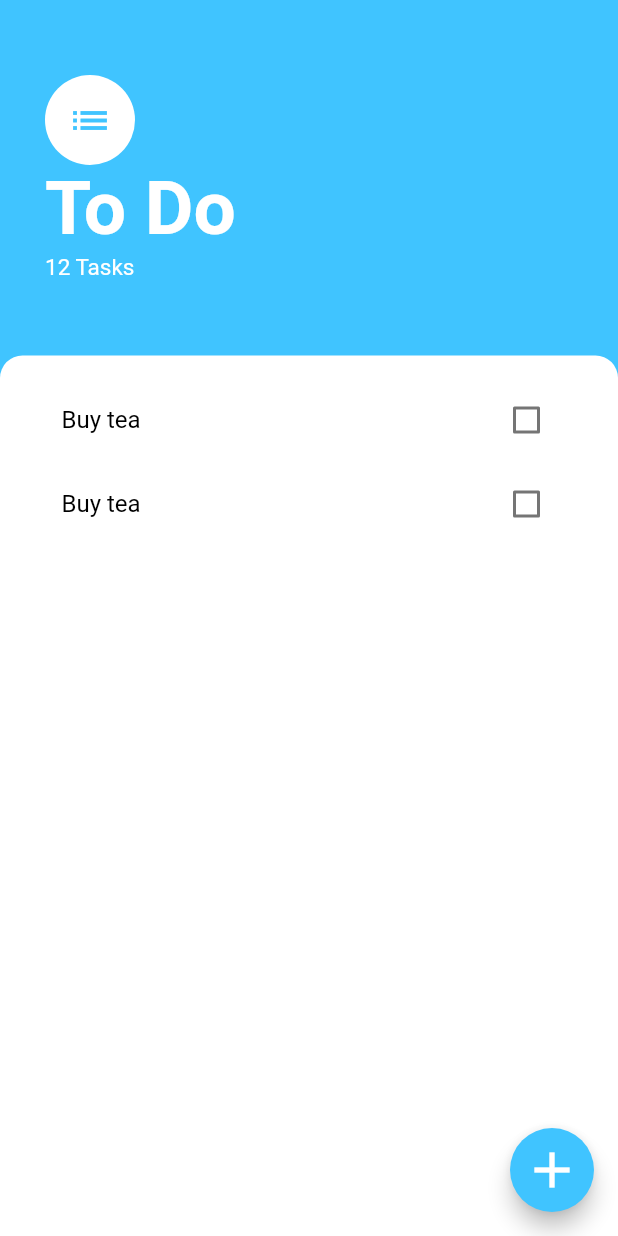
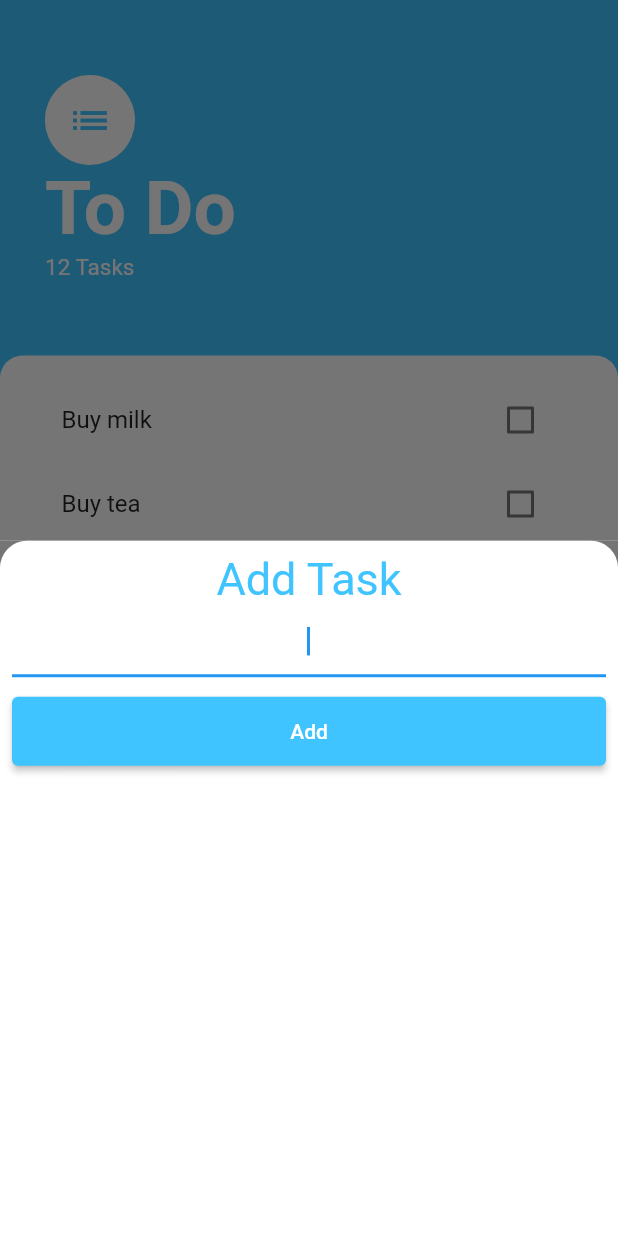
Before and after one commit to AhmedAbdallah125/todolist_flutter, a Flutter app: the screen it shows after launch, after a tap on the "add" icon, on a phone screen of 412 x 824 dp. Run offline on Flutter 3.47's test engine with Material 2 defaults, Android fonts, the phone set to English and light mode, and no system bars.

Commit message:
make dynmaic

```diff
--- /dev/null
+++ b/lib/model/task.dart
@@ -0,0 +1,10 @@
+class Task {
+  final String name;
+  bool isDone;
+  // make isDone has default value at starting
+  Task({required this.name, this.isDone = false});
+  // make method that change state of checkbox each clicked
+  void toggleDone() {
+    isDone = !isDone;
+  }
+}
--- /dev/null
+++ b/lib/screens/add-task.dart
@@ -0,0 +1,60 @@
+import 'package:flutter/material.dart';
+
+class AddTask extends StatelessWidget {
+  const AddTask({
+    Key? key,
+  }) : super(key: key);
+
+  @override
+  Widget build(BuildContext context) {
+    return Container(
+      color: Color(0xff757575),
+      child: Container(
+        child: Padding(
+          padding: const EdgeInsets.all(8.0),
+          child: Column(
+            crossAxisAlignment: CrossAxisAlignment.stretch,
+            children: [
+              Text(
+                'Add Task',
+                textAlign: TextAlign.center,
+                style: TextStyle(
+                    fontWeight: FontWeight.w400,
+                    fontSize: 30,
+                    color: Colors.lightBlueAccent),
+              ),
+              TextField(
+                // automatically show keyboard
+
+                autofocus: true,
+                // make cursor in center
+                textAlign: TextAlign.center,
+                decoration: InputDecoration(
+                  focusColor: Colors.green,
+                ),
+              ),
+              SizedBox(
+                height: 12.0,
+              ),
+              ElevatedButton(
+                onPressed: () {},
+                child: Text(
+                  'Add',
+                  style: TextStyle(color: Colors.white),
+                ),
+                style: ButtonStyle(
+                    padding: MaterialStateProperty.all(EdgeInsets.all(15)),
+                    backgroundColor:
+                        MaterialStateProperty.all(Colors.lightBlueAccent)),
+              )
+            ],
+          ),
+        ),
+        decoration: BoxDecoration(
+            color: Colors.white,
+            borderRadius: BorderRadius.only(
+                topLeft: Radius.circular(18), topRight: Radius.circular(18))),
+      ),
+    );
+  }
+}
--- a/lib/screens/task_screen.dart
+++ b/lib/screens/task_screen.dart
@@ -1,18 +1,22 @@
 import 'package:flutter/material.dart';
 import 'package:todolist_flutter/widgets/task_list.dart';
 
-class TaskScreen extends StatefulWidget {
-  @override
-  _TaskScreenState createState() => _TaskScreenState();
-}
+import 'add-task.dart';
 
-class _TaskScreenState extends State<TaskScreen> {
+class TaskScreen extends StatelessWidget {
   @override
   Widget build(BuildContext context) {
     return Scaffold(
       floatingActionButton: FloatingActionButton(
         backgroundColor: Colors.lightBlueAccent,
-        onPressed: () {},
+        onPressed: () {
+          showModalBottomSheet(
+              context: context,
+              // using arrow fun -- single line
+              // anormous fun --> no named
+              // context from upper
+              builder: (context) => AddTask());
+        },
         child: Icon(
           Icons.add,
           size: 40,
--- a/lib/widgets/task_list.dart
+++ b/lib/widgets/task_list.dart
@@ -1,19 +1,53 @@
 import 'package:flutter/material.dart';
+import 'package:todolist_flutter/model/task.dart';
 
 import 'task_tile.dart';
 
-class TaskList extends StatelessWidget {
+class TaskList extends StatefulWidget {
   const TaskList({
     Key? key,
   }) : super(key: key);
 
   @override
+  _TaskListState createState() => _TaskListState();
+}
+
+class _TaskListState extends State<TaskList> {
+  bool isChecked = false;
+
+  void changeChec(bool? newValue) {
+    setState(() {
+      isChecked = newValue!;
+    });
+  }
+
+  /*
+(bool? newValue) {
+            setState(() {
+              isChcekd = newValue!;
+            });
+          },
+*/
+  // make list of tasks class
+  List<Task> tasks = [
+    Task(name: 'Buy milk'),
+    Task(name: 'Buy tea'),
+    Task(name: 'play ball')
+  ];
+  @override
   Widget build(BuildContext context) {
-    return ListView(
-      children: [
-        TaskTile(),
-        TaskTile(),
-      ],
-    );
+    return ListView.builder(
+        itemBuilder: (context, index) {
+          return TaskTile(
+            taskName: tasks[index].name,
+            isChcekd: tasks[index].isDone,
+            changeStateCallBack: (bool? newValue) {
+              setState(() {
+                tasks[index].toggleDone();
+              });
+            },
+          );
+        },
+        itemCount: tasks.length);
   }
 }
--- a/lib/widgets/task_tile.dart
+++ b/lib/widgets/task_tile.dart
@@ -1,25 +1,61 @@
 import 'package:flutter/material.dart';
 
-class TaskTile extends StatefulWidget {
+class TaskTile extends StatelessWidget {
+  final bool isChcekd;
+  final String taskName;
+  final Function(bool?) changeStateCallBack;
+
+  TaskTile(
+      {required this.taskName,
+      required this.isChcekd,
+      required this.changeStateCallBack});
   @override
-  _TaskTileState createState() => _TaskTileState();
+  Widget build(BuildContext context) {
+    return ListTile(
+        title: Text(
+          taskName,
+          style: TextStyle(
+              decoration: isChcekd ? TextDecoration.lineThrough : null),
+        ),
+        trailing: Checkbox(
+          onChanged: changeStateCallBack, //checkCallBack,
+          value: isChcekd,
+        ));
+  }
 }
 
-class _TaskTileState extends State<TaskTile> {
-  bool isChecked = false;
-  @override
-  Widget build(BuildContext context) {
-    return CheckboxListTile(
-      value: isChecked,
-      onChanged: (bool? value) {
-        setState(() {
-          isChecked = value!;
-        });
-      },
-      title: Text(
-        'Buy tea',
-        style: TextStyle(color: Colors.black),
-      ),
-    );
-  }
-}
+/*
+(bool? newValue) {
+            setState(() {
+              isChcekd = newValue!;
+            });
+          },
+*/
+
+
+
+// class TaskTile extends StatefulWidget {
+//   @override
+//   _TaskTileState createState() => _TaskTileState();
+// }
+
+// class _TaskTileState extends State<TaskTile> {
+//   bool isChecked = false;
+//   @override
+//   Widget build(BuildContext context) {
+//     return CheckboxListTile(
+//       value: isChecked,
+//       onChanged: (bool? variable) {
+//         setState(() {
+//           isChecked = variable!;
+//         });
+//       },
+//       title: Text(
+//         'Buy tea',
+//         style: TextStyle(
+//             color: Colors.black,
+//             decoration: isChecked ? TextDecoration.lineThrough : null),
+//       ),
+//     );
+//   }
+// }
```
Also changed, not shown: 1 other file.
